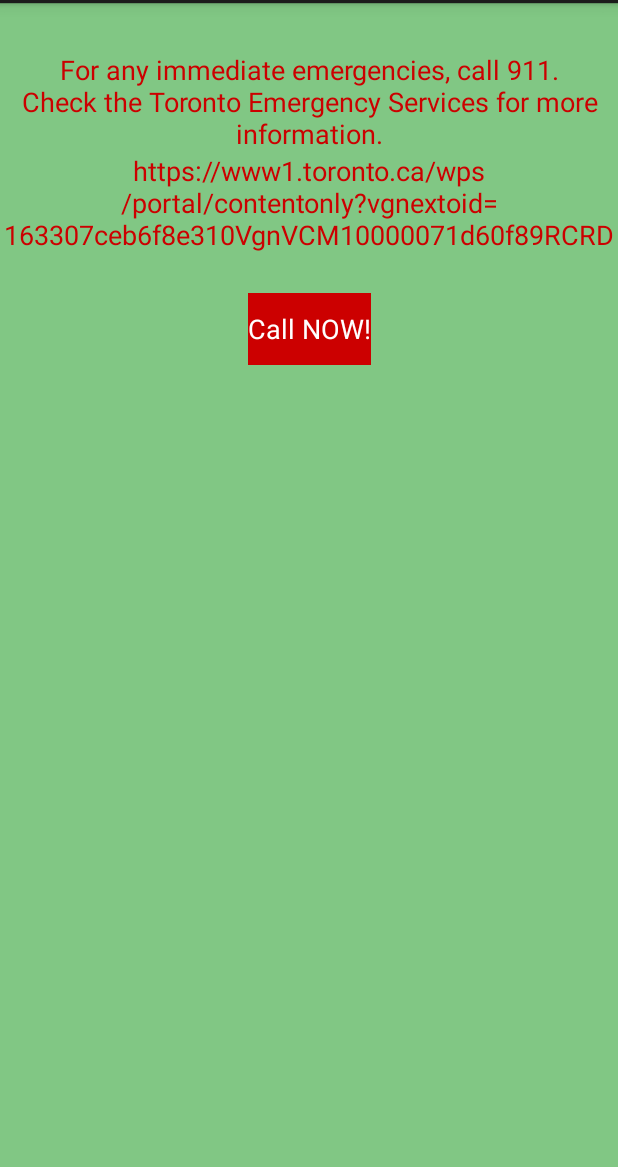
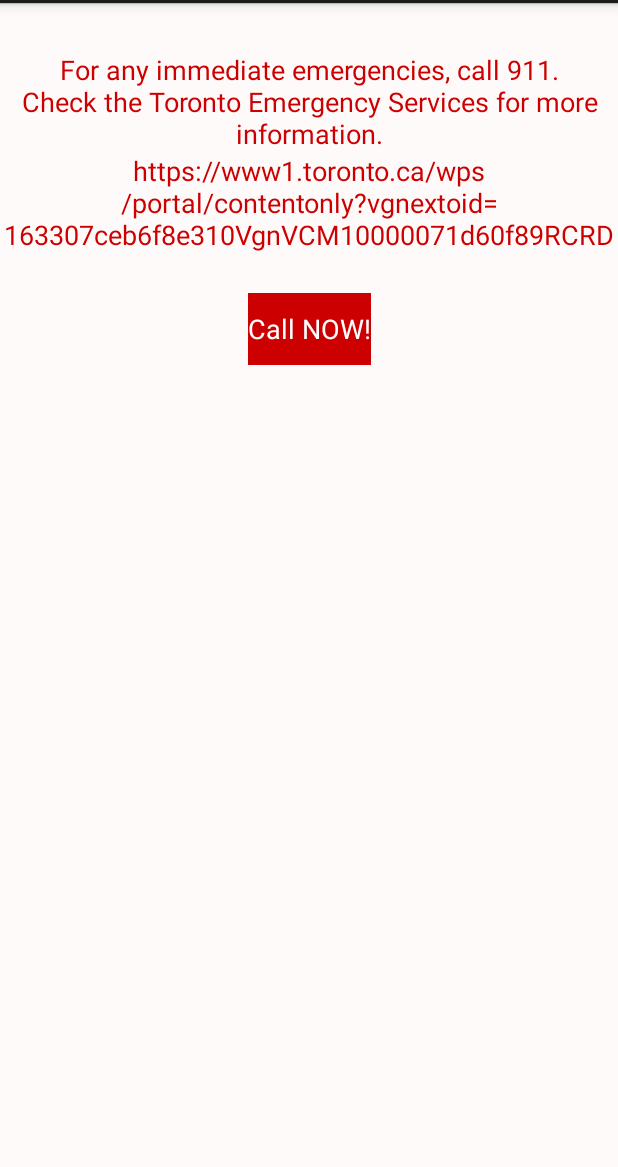
Before and after one commit to AndrewBordin/1-Way-Travel, an Android app: the EmergencyActivity screen opened directly, with no data from a screen before it, on a phone screen of 412 x 824 dp, the part 69-1236 px from its top. Run offline under Robolectric (Android 15) with nearby library versions, the phone set to English and light mode, and no system bars.

Commit message:
edited colour of emergency layout.

```diff
--- a/app/src/main/res/layout/activity_emergency.xml
+++ b/app/src/main/res/layout/activity_emergency.xml
@@ -4,7 +4,7 @@
     xmlns:tools="http://schemas.android.com/tools"
     android:layout_width="match_parent"
     android:layout_height="match_parent"
-    android:background="#81C784"
+    android:background="#FFFAFA"
     tools:context="com.example.andrew.project_bordin_costa.EmergencyActivity">
 
     <TextView
--- a/app/src/main/res/raw/cities.json
+++ b/app/src/main/res/raw/cities.json
@@ -92,7 +92,7 @@
 
 			"emergency": {
 				"description": "For any immediate emergencies, call 112 or 999.",
-				"number": "112 OR 999",
+				"number": "112",
 				"website": "https://www.visitlondon.com/traveller-information/essential-information/emergency-services#WfkEuau3IUVg8kmw.97"
 
 			}
```
